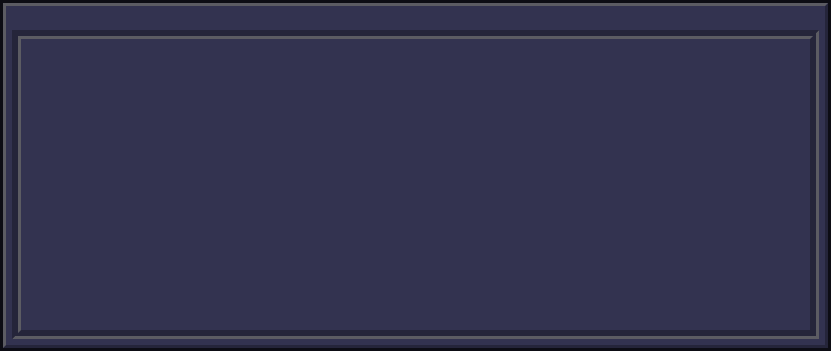
Before: the Qt Designer form desktopbasewindow.ui in Rodmg/linamp, drawn with Qt 5.
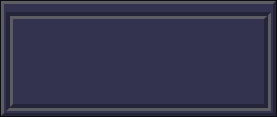
After: the same form once the commit is applied. Custom widgets are drawn as their Qt base class.

Diff of the .ui file:
```diff
--- a/desktopbasewindow.ui
+++ b/desktopbasewindow.ui
@@ -6,8 +6,8 @@
    <rect>
     <x>0</x>
     <y>0</y>
-    <width>831</width>
-    <height>351</height>
+    <width>277</width>
+    <height>117</height>
    </rect>
   </property>
   <property name="palette">
@@ -115,16 +115,16 @@
     <number>0</number>
    </property>
    <property name="leftMargin">
-    <number>3</number>
+    <number>1</number>
    </property>
    <property name="topMargin">
-    <number>3</number>
+    <number>1</number>
    </property>
    <property name="rightMargin">
-    <number>3</number>
+    <number>1</number>
    </property>
    <property name="bottomMargin">
-    <number>3</number>
+    <number>1</number>
    </property>
    <item>
     <widget class="QFrame" name="outerFrame">
@@ -163,13 +163,13 @@
         <property name="minimumSize">
          <size>
           <width>0</width>
-          <height>24</height>
+          <height>8</height>
          </size>
         </property>
         <property name="maximumSize">
          <size>
           <width>16777215</width>
-          <height>24</height>
+          <height>8</height>
          </size>
         </property>
        </widget>
@@ -187,16 +187,16 @@
           <number>0</number>
          </property>
          <property name="leftMargin">
-          <number>6</number>
+          <number>2</number>
          </property>
          <property name="topMargin">
           <number>0</number>
          </property>
          <property name="rightMargin">
-          <number>6</number>
+          <number>2</number>
          </property>
          <property name="bottomMargin">
-          <number>6</number>
+          <number>2</number>
          </property>
          <item>
           <widget class="QFrame" name="bodyOuterFrame">
@@ -220,16 +220,16 @@
              <number>0</number>
             </property>
             <property name="leftMargin">
-             <number>3</number>
+             <number>1</number>
             </property>
             <property name="topMargin">
-             <number>3</number>
+             <number>1</number>
             </property>
             <property name="rightMargin">
-             <number>3</number>
+             <number>1</number>
             </property>
             <property name="bottomMargin">
-             <number>3</number>
+             <number>1</number>
             </property>
             <item>
              <widget class="QFrame" name="bodyInnerFrame">
```
